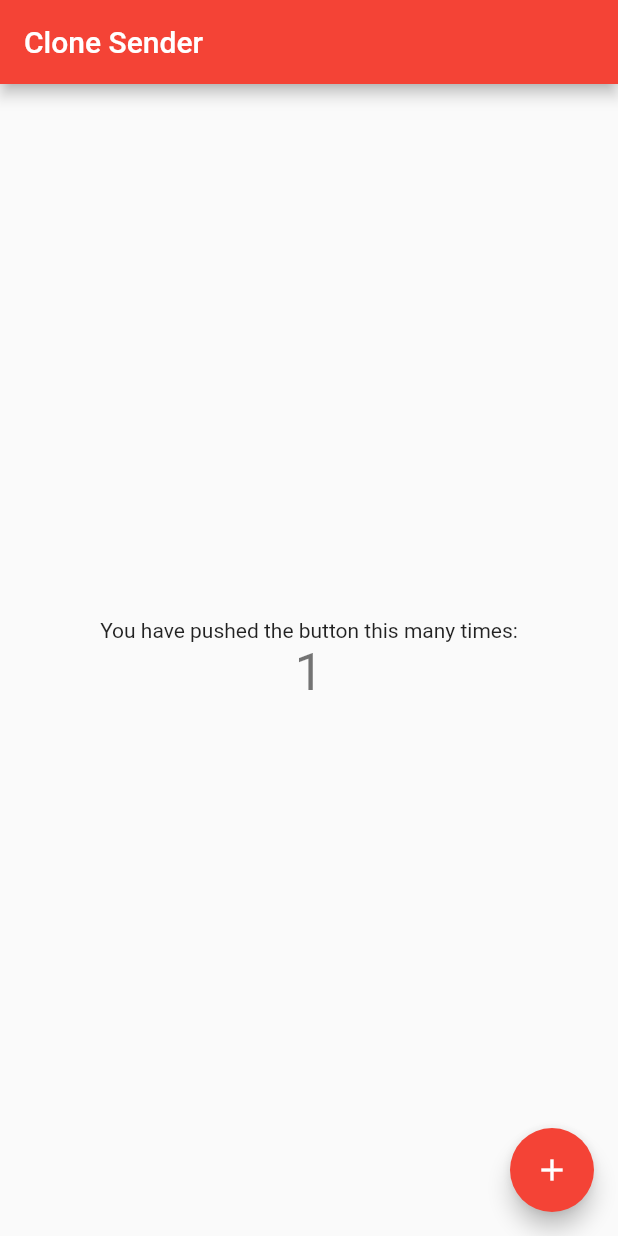
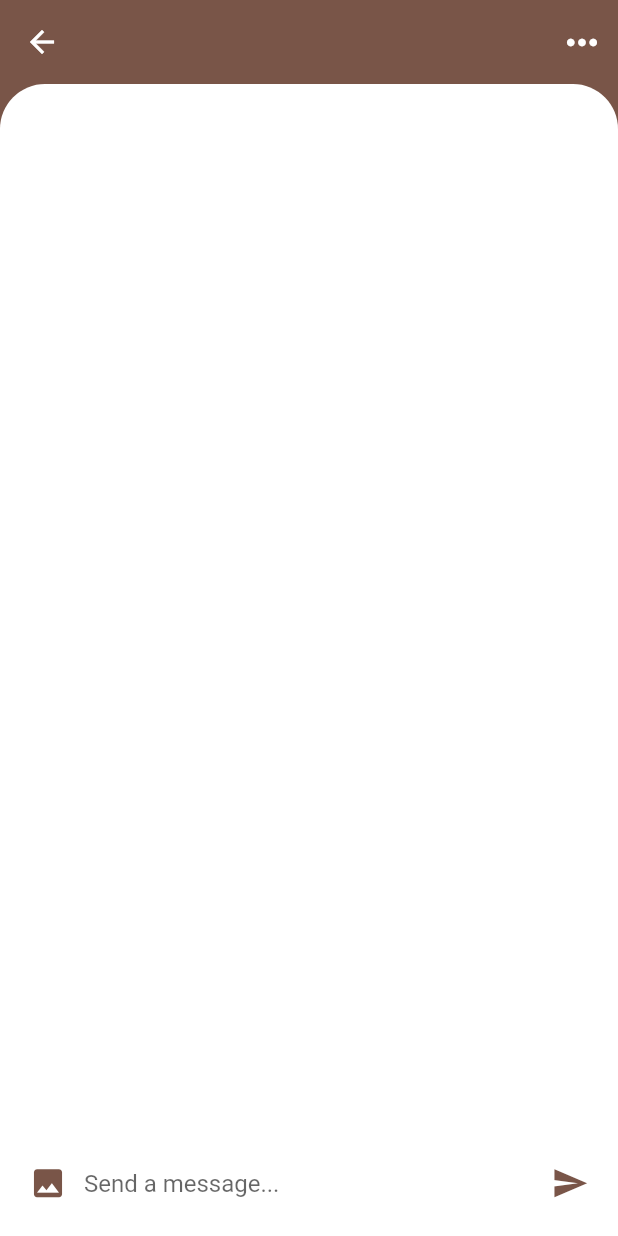
Before and after one commit to endricklosange/CloneSender, a Flutter app: the screen it shows after launch, after a tap on the "add" icon, on a phone screen of 412 x 824 dp. Run offline on Flutter 3.47's test engine with Material 2 defaults, Android fonts, the phone set to English and light mode, and no system bars; our stand-ins replace cloud_firestore, firebase_auth, firebase_core; accounts and stored records are empty.

```diff
--- /dev/null
+++ b/lib/global.dart
@@ -0,0 +1,3 @@
+import 'package:clone_sender/models/user.dart';
+
+User monUtilisateur = User.empty();
--- a/lib/main.dart
+++ b/lib/main.dart
@@ -1,6 +1,17 @@
 import 'package:flutter/material.dart';
+import 'package:clone_sender/views/chat.dart';
+import 'package:clone_sender/models/user.dart';
+import 'package:clone_sender/views/messages.dart';
+import 'package:clone_sender/views/users.dart';
+import 'package:clone_sender/views/settings.dart';
+import 'package:firebase_core/firebase_core.dart';
+import 'firebase_options.dart';
 
-void main() {
+void main() async {
+  WidgetsFlutterBinding.ensureInitialized();
+  await Firebase.initializeApp(
+    options: DefaultFirebaseOptions.currentPlatform,
+  );
   runApp(const MyApp());
 }
 
@@ -10,9 +21,9 @@ class MyApp extends StatelessWidget {
   Widget build(BuildContext context) {
     return MaterialApp(
       debugShowCheckedModeBanner: false,
-      title: 'Flutter Demo',
+      title: 'Clone Sender',
       theme: ThemeData(
-        primarySwatch: Colors.red,
+        primarySwatch: Colors.brown,
       ),
       home: const MyHomePage(title: 'Clone Sender'),
     );
@@ -28,13 +39,7 @@ class MyHomePage extends StatefulWidget {
 }
 
 class _MyHomePageState extends State<MyHomePage> {
-  int _counter = 0;
-
-  void _incrementCounter() {
-    setState(() {
-      _counter++;
-    });
-  }
+  int page = 0;
 
   @override
   Widget build(BuildContext context) {
@@ -45,22 +50,55 @@ class _MyHomePageState extends State<MyHomePage> {
       body: Center(
         child: Column(
           mainAxisAlignment: MainAxisAlignment.center,
-          children: <Widget>[
-            const Text(
-              'You have pushed the button this many times:',
-            ),
-            Text(
-              '$_counter',
-              style: Theme.of(context).textTheme.headline4,
-            ),
+          children:
+          [
+            if (page == 0) const MessagePage(),
+            if (page == 1) const UsersPage(),
+            if (page == 2) const SettingsPage(),
           ],
         ),
       ),
-      floatingActionButton: FloatingActionButton(
-        onPressed: _incrementCounter,
-        tooltip: 'Increment',
-        child: const Icon(Icons.add),
-      ), // This trailing comma makes auto-formatting nicer for build methods.
+
+      floatingActionButton: floatingActionButton(),
+      bottomNavigationBar: bottomNavigation(),
+    );
+  }
+
+  Widget floatingActionButton() {
+    return FloatingActionButton(
+      onPressed: () {
+        Navigator.push(
+          context,
+          MaterialPageRoute(builder: (context) => Chat(user: User.empty())),
+        );
+      },
+      tooltip: 'Increment',
+      child: const Icon(Icons.add),
+    );
+  }
+
+  Widget bottomNavigation() {
+    return BottomNavigationBar(
+      items: const <BottomNavigationBarItem>[
+        BottomNavigationBarItem(
+          icon: Icon(Icons.message),
+          label: 'Messages',
+        ),
+        BottomNavigationBarItem(
+          icon: Icon(Icons.contacts),
+          label: 'Users',
+        ),
+        BottomNavigationBarItem(
+          icon: Icon(Icons.settings),
+          label: 'Settings',
+        ),
+      ],
+      currentIndex: page,
+      onTap: (int index) {
+        setState(() {
+          page = index;
+        });
+      },
     );
   }
 }
--- a/lib/models/user.dart
+++ b/lib/models/user.dart
@@ -1,32 +1,24 @@
 import 'package:cloud_firestore/cloud_firestore.dart';
 
 class User {
-  String id;
-  String username;
-  String email;
-  String profileImageUrl;
+  late String id;
+  late String username;
+  late String email;
+  late String profileImageUrl;
 
-  User({
-    required this.id,
-    required this.username,
-    required this.email,
-    required this.profileImageUrl
-  });
+  User(DocumentSnapshot snapshot){
+    id = snapshot.id;
+    Map<String,dynamic> map = snapshot.data()as Map<String,dynamic>;
+    username = map['USERNAME'];
+    email = map['EMAIL'];
+    profileImageUrl = map["AVATAR"] ?? "defaultImage";
+    Timestamp? timeprovisoire = map["BIRTHDAY"];
+  }
 
-  // Convertir un User en map pour Firestore
-  Map<String, dynamic> toMap() {
-    return {
-      'id': id,
-      'username': username,
-      'email': email,
-      'profileImageUrl': profileImageUrl,
-    };
+  User.empty(){
+    id = "";
+    username ="";
+    email ="";
+    profileImageUrl ="";
   }
 }
-
-// Enregistrer un nouvel utilisateur dans la collection "users" de Firestore
-Future<void> registerUser(String id, String username, String email, String profileImageUrl) async {
-  CollectionReference users = FirebaseFirestore.instance.collection('users');
-  User user = User(id: id, username: username, email: email, profileImageUrl: profileImageUrl);
-  await users.doc(id).set(user.toMap());
-}
--- /dev/null
+++ b/lib/views/chat.dart
@@ -0,0 +1,181 @@
+import 'package:clone_sender/models/message.dart';
+import 'package:clone_sender/models/user.dart';
+import 'package:flutter/material.dart';
+
+class Chat extends StatefulWidget {
+  const Chat({super.key, required this.user});
+  final User user;
+
+  @override
+  State<Chat> createState() => _ChatState();
+}
+
+class _ChatState extends State<Chat> {
+  _buildMessage(Message message, bool isMe) {
+    final Container msg = Container(
+      width: MediaQuery.of(context).size.width * 0.75,
+      margin: isMe
+          ? const EdgeInsets.only(
+              top: 8.0,
+              bottom: 8.0,
+              left: 80.0,
+            )
+          : const EdgeInsets.only(
+              top: 8.0,
+              bottom: 8.0,
+            ),
+      padding: const EdgeInsets.symmetric(
+        horizontal: 25.0,
+        vertical: 15.0,
+      ),
+      decoration: BoxDecoration(
+        color: isMe ? Theme.of(context).accentColor : const Color(0xFFFFEFEE),
+        borderRadius: isMe
+            ? const BorderRadius.only(
+                topLeft: Radius.circular(15.0),
+                bottomLeft: Radius.circular(15.0),
+              )
+            : const BorderRadius.only(
+                topRight: Radius.circular(15.0),
+                bottomRight: Radius.circular(15.0),
+              ),
+      ),
+      child: Column(
+        crossAxisAlignment: CrossAxisAlignment.start,
+        children: [
+          Text(
+            message.timestamp.toString(),
+            style: const TextStyle(
+              color: Colors.blueGrey,
+              fontSize: 16.0,
+              fontWeight: FontWeight.w600,
+            ),
+          ),
+          const SizedBox(height: 8.0),
+          Text(
+            message.content,
+            style: const TextStyle(
+              color: Colors.blueGrey,
+              fontSize: 16.0,
+              fontWeight: FontWeight.w600,
+            ),
+          ),
+        ],
+      ),
+    );
+
+    if (isMe) {
+      return msg;
+    }
+    // return Row(
+    //   children: [
+    //     msg,
+    //     IconButton(
+    //       icon: message.isLiked
+    //           ? const Icon(Icons.favorite)
+    //           : const Icon(Icons.favorite_border),
+    //       iconSize: 30.0,
+    //       color: message.isLiked
+    //           ? Theme.of(context).primaryColor
+    //           : const Color(0xFFFFEFEE),
+    //       onPressed: () {},
+    //     ),
+    //   ],
+    // );
+  }
+
+  _buildMessageComposer() {
+    return Container(
+      padding: const EdgeInsets.symmetric(
+        horizontal: 8.0,
+      ),
+      height: 70.0,
+      color: Colors.white,
+      child: Row(
+        children: [
+          IconButton(
+            icon: const Icon(Icons.photo),
+            iconSize: 25.0,
+            color: Theme.of(context).primaryColor,
+            onPressed: () {},
+          ),
+          Expanded(
+            child: TextField(
+              textCapitalization: TextCapitalization.sentences,
+              onChanged: (String value) {},
+              decoration: const InputDecoration.collapsed(
+                hintText: 'Send a message...',
+              ),
+            ),
+          ),
+          IconButton(
+            icon: const Icon(Icons.send),
+            iconSize: 25.0,
+            color: Theme.of(context).primaryColor,
+            onPressed: () {},
+          ),
+        ],
+      ),
+    );
+  }
+
+  @override
+  Widget build(BuildContext context) {
+    return Scaffold(
+      backgroundColor: Theme.of(context).primaryColor,
+      appBar: AppBar(
+        title: Text(
+          widget.user.username,
+          style: const TextStyle(
+            fontSize: 28.0,
+            fontWeight: FontWeight.bold,
+          ),
+        ),
+        elevation: 0.0,
+        actions: [
+          IconButton(
+            icon: const Icon(Icons.more_horiz),
+            iconSize: 30.0,
+            color: Colors.white,
+            onPressed: () {},
+          ),
+        ],
+      ),
+      body: GestureDetector(
+        onTap: () => FocusScope.of(context).unfocus(),
+        child: Column(
+          children: [
+            Expanded(
+              child: Container(
+                decoration: const BoxDecoration(
+                  color: Colors.white,
+                  borderRadius: BorderRadius.only(
+                    topLeft: Radius.circular(30.0),
+                    topRight: Radius.circular(30.0),
+                  ),
+                ),
+                // child: ClipRRect(
+                //   borderRadius: const BorderRadius.only(
+                //     topLeft: Radius.circular(30.0),
+                //     topRight: Radius.circular(30.0),
+                //   ),
+                //   child: ListView.builder(
+                //     reverse: true,
+                //     padding: const EdgeInsets.only(top: 15.0),
+                //     itemCount: messages.length,
+                //     itemBuilder: (BuildContext context, int index) {
+                //       final Message message = messages[index];
+                //       final bool isMe = message.senderId == currentUser.id;
+                //       return _buildMessage(message, isMe);
+                //     },
+                //   ),
+                // ),
+              ),
+            ),
+            _buildMessageComposer(),
+          ],
+        ),
+      ),
+    );
+  }
+}
--- /dev/null
+++ b/lib/views/messages.dart
@@ -0,0 +1,163 @@
+import 'package:flutter/material.dart';
+import 'package:clone_sender/models/message.dart';
+import 'package:clone_sender/models/user.dart';
+import 'package:clone_sender/views/chat.dart';
+
+class MessagePage extends StatefulWidget {
+  const MessagePage({super.key});
+  @override
+  State<MessagePage> createState() => _MessagesState();
+}
+
+class _MessagesState extends State<MessagePage> {
+  List users = [User.empty()];
+  List message = [];
+  // Widget build(BuildContext context) {
+  //   return GestureDetector(
+  //       onTap: () => FocusScope.of(context).unfocus(),
+  //       child: Column(
+  //         children: [
+  //           // create a list of users
+  //           Expanded(
+  //             child: Container(
+  //               decoration: const BoxDecoration(
+  //                 color: Colors.white,
+  //                 borderRadius: BorderRadius.only(
+  //                   topLeft: Radius.circular(30.0),
+  //                   topRight: Radius.circular(30.0),
+  //                 ),
+  //               ),
+  //               child: ClipRRect(
+  //                 borderRadius: const BorderRadius.only(
+  //                   topLeft: Radius.circular(30.0),
+  //                   topRight: Radius.circular(30.0),
+  //                 ),
+  //                 child: ListView.builder(
+  //                   padding: const EdgeInsets.only(top: 15.0),
+  //                   itemCount: users.length,
+  //                   itemBuilder: (BuildContext context, int index) {
+  //                     final User user = users[index];
+  //                     final Message message = Message(senderId: "1", receiverId: "1", content: "content", timestamp: DateTime.now(), unread: true);
+  //                     return GestureDetector(
+  //                       onTap: () => Navigator.push(
+  //                         context,
+  //                         MaterialPageRoute(
+  //                           builder: (_) => Chat(
+  //                             user: user,
+  //                           ),
+  //                         ),
+  //                       ),
+  //                       child: Container(
+  //                         margin: const EdgeInsets.only(
+  //                           top: 5.0,
+  //                           bottom: 5.0,
+  //                           right: 20.0,
+  //                         ),
+  //                         padding: const EdgeInsets.symmetric(
+  //                           horizontal: 20.0,
+  //                           vertical: 10.0,
+  //                         ),
+  //                         decoration: BoxDecoration(
+  //                           color: message.unread
+  //                               ? const Color(0xFFFFEFEE)
+  //                               : Colors.white,
+  //                           borderRadius: const BorderRadius.only(
+  //                             topRight: Radius.circular(20.0),
+  //                             bottomRight: Radius.circular(20.0),
+  //                           ),
+  //                         ),
+  //                         child: Row(
+  //                           mainAxisAlignment: MainAxisAlignment.spaceBetween,
+  //                           children: [
+  //                             Row(
+  //                               children: [
+  //                                 CircleAvatar(
+  //                                   radius: 35.0,
+  //                                   backgroundImage: AssetImage(user.profileImageUrl),
+  //                                 ),
+  //                                 const SizedBox(width: 10.0),
+  //                                 Column(
+  //                                   crossAxisAlignment:
+  //                                       CrossAxisAlignment.start,
+  //                                   children: [
+  //                                     Text(
+  //                                       user.username,
+  //                                       style: const TextStyle(
+  //                                         color: Colors.grey,
+  //                                         fontSize: 15.0,
+  //                                         fontWeight: FontWeight.bold,
+  //                                       ),
+  //                                     ),
+  //                                     const SizedBox(height: 5.0),
+  //                                     Container(
+  //                                       width:
+  //                                           MediaQuery.of(context).size.width *
+  //                                               0.45,
+  //                                       child: Text(
+  //                                         message.content,
+  //                                         style: const TextStyle(
+  //                                           color: Colors.blueGrey,
+  //                                           fontSize: 15.0,
+  //                                           fontWeight: FontWeight.w600,
+  //                                         ),
+  //                                         overflow: TextOverflow.ellipsis,
+  //                                       ),
+  //                                     ),
+  //                                   ],
+  //                                 ),
+  //                               ],
+  //                             ),
+  //                             Column(
+  //                               children: [
+  //                                 Text(
+  //                                   message.timestamp.toString(),
+  //                                   style: const TextStyle(
+  //                                     color: Colors.grey,
+  //                                     fontSize: 15.0,
+  //                                     fontWeight: FontWeight.bold,
+  //                                   ),
+  //                                 ),
+  //                                 const SizedBox(height: 5.0),
+  //                                 if (message.unread)
+  //                                   Container(
+  //                                     width: 40.0,
+  //                                     height: 20.0,
+  //                                     decoration: const BoxDecoration(
+  //                                       borderRadius: BorderRadius.all(
+  //                                         Radius.circular(30.0),
+  //                                       ),
+  //                                     ),
+  //                                     alignment: Alignment.center,
+  //                                     child: const Text(
+  //                                       'NEW',
+  //                                       style: TextStyle(
+  //                                         color: Colors.white,
+  //                                         fontSize: 12.0,
+  //                                         fontWeight: FontWeight.bold,
+  //                                       ),
+  //                                     ),
+  //                                   ),
+  //                               ],
+  //                             ),
+  //                           ],
+  //                         ),
+  //                       ),
+  //                     );
+  //                   },
+  //                 ),
+  //               ),
+  //             ),
+  //           ),
+  //         ],
+  //       ),
+  //   );
+  // }
+
+  // get users
+  @override
+  Widget build(BuildContext context) {
+    return const Center(
+      child: Text('Messages'),
+    );
+  }
+}
```
Also changed, not shown: lib/controllers/firestore_helper.dart (added, +67 -0 lines), lib/views/settings.dart (added, +17 -0 lines), lib/views/users.dart (added, +55 -0 lines), lib/controllers/userController.dart (deleted), lib/firebase_options.dart (added), lib/views/userViews.dart (deleted), 17 other files.
